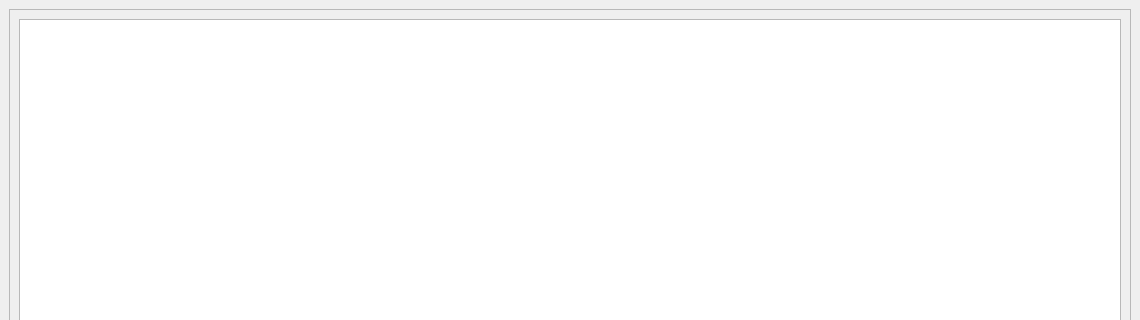
This is UIFiles/myAlerts.ui in ShubhamMandavkar/TYLiveProjectt-StockAutomationSystem as Qt 5 draws it before an edit; both pictures show x 0 to 1140 and y 0 to 320 of the 1140 by 605 pixel window. The edited form follows.
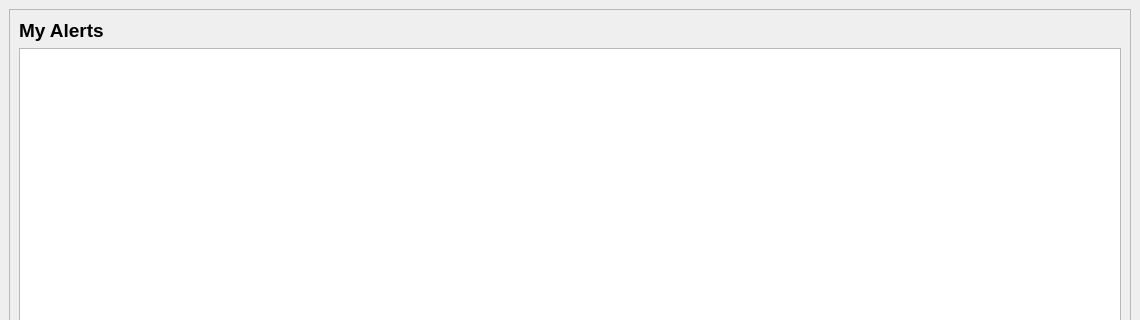
This is the edited form.

What changed in the file:
```diff
--- a/UIFiles/myAlerts.ui
+++ b/UIFiles/myAlerts.ui
@@ -24,6 +24,19 @@
        <enum>QFrame::Raised</enum>
       </property>
       <layout class="QVBoxLayout" name="verticalLayout_2">
+       <item>
+        <widget class="QLabel" name="label">
+         <property name="font">
+          <font>
+           <pointsize>14</pointsize>
+           <bold>true</bold>
+          </font>
+         </property>
+         <property name="text">
+          <string>My Alerts</string>
+         </property>
+        </widget>
+       </item>
        <item>
         <widget class="QListView" name="lsvMyAlerts">
          <property name="font">
@@ -32,11 +45,17 @@
            <bold>true</bold>
           </font>
          </property>
+         <property name="sizeAdjustPolicy">
+          <enum>QAbstractScrollArea::AdjustIgnored</enum>
+         </property>
+         <property name="alternatingRowColors">
+          <bool>true</bool>
+         </property>
          <property name="isWrapping" stdset="0">
-          <bool>false</bool>
+          <bool>true</bool>
          </property>
          <property name="wordWrap">
-          <bool>true</bool>
+          <bool>false</bool>
          </property>
         </widget>
        </item>
```
